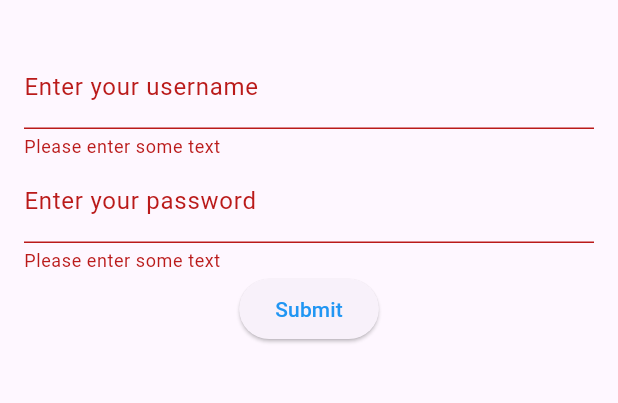
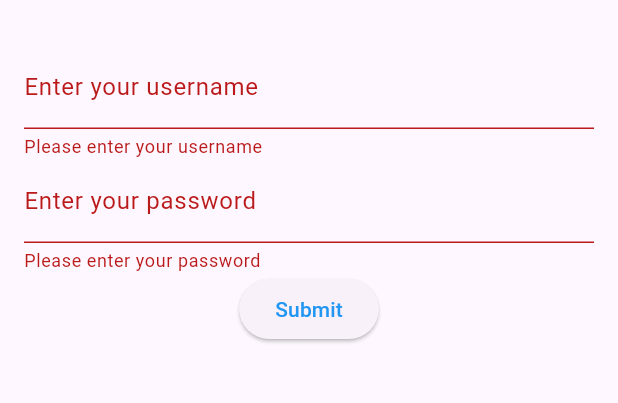
Before and after one commit to AustejaJak/FlutterApp, a Flutter app: the screen it shows after launch, after a tap on "Submit", on a phone screen of 412 x 824 dp, the part 63-466 px from its top. Run offline on Flutter 3.47's test engine with Material 3 defaults, Android fonts, the phone set to English and light mode, and no system bars.

Commit message:
Refactored text field in form

```diff
--- a/lib/main.dart
+++ b/lib/main.dart
@@ -1,5 +1,5 @@
 import 'package:flutter/material.dart';
-import 'widgets/login_form.dart';
+import './screens/login_screen.dart';
 
 void main() {
   runApp(const MyApp());
@@ -13,28 +13,15 @@ class MyApp extends StatelessWidget {
   Widget build(BuildContext context) {
     return MaterialApp(
       title: 'Login Demo',
+      debugShowCheckedModeBanner: false,
       theme: ThemeData(
         colorScheme: ColorScheme.fromSeed(seedColor: Colors.deepPurple),
         useMaterial3: true,
       ),
       home: const LoginScreen(),
+      routes: {
+        '/login': (context) => const LoginScreen()
+      },
     );
   }
 }
-
-class LoginScreen extends StatelessWidget {
-  const LoginScreen({super.key});
-
-  @override
-  Widget build(BuildContext context) {
-    return Scaffold(
-      appBar: AppBar(
-        title: const Text('Login'),
-      ),
-      body: const Padding(
-        padding: EdgeInsets.all(16.0),
-        child: LoginForm(), // Calling the LoginForm widget here
-      ),
-    );
-  }
-}
--- /dev/null
+++ b/lib/screens/login_screen.dart
@@ -0,0 +1,19 @@
+import 'package:flutter/material.dart';
+import '../widgets/login_form.dart';
+
+class LoginScreen extends StatelessWidget {
+  const LoginScreen({super.key});
+
+  @override
+  Widget build(BuildContext context) {
+    return Scaffold(
+      appBar: AppBar(
+        title: const Text('Login'),
+      ),
+      body: const Padding(
+        padding: EdgeInsets.all(16.0),
+        child: LoginForm(), // Calling the LoginForm widget here
+      ),
+    );
+  }
+}
--- a/lib/utils/form_validation.dart
+++ b/lib/utils/form_validation.dart
@@ -0,0 +1,6 @@
+String? formValidation(String? value, String errorMsg) {
+  if (value == null || value.isEmpty) {
+    return errorMsg;
+  }
+  return null;
+}
--- /dev/null
+++ b/lib/widgets/custom_form_field.dart
@@ -0,0 +1,41 @@
+import 'package:flutter/material.dart';
+import 'package:flutter_app/utils/form_validation.dart';
+
+class CustomFormField extends StatefulWidget {
+  final String labelText;
+  final String? validatorMessage;
+
+  final bool obscureText;
+  final bool enableSuggestions;
+  final bool autocorrect;
+
+  const CustomFormField({super.key, required this.labelText, this.validatorMessage, required this.obscureText, required this.enableSuggestions, required this.autocorrect});
+
+  @override
+  State<CustomFormField> createState() => _CustomFormFieldState();
+}
+
+class _CustomFormFieldState extends State<CustomFormField> {
+  String get labelText => widget.labelText;
+  String? get validatorMessage => widget.validatorMessage;
+
+  bool get obscureText => widget.obscureText;
+  bool get enableSuggestions => widget.enableSuggestions;
+  bool get autocorrect => widget.autocorrect;
+
+  @override
+  Widget build(BuildContext context) {
+    return TextFormField(
+      obscureText: obscureText,
+      enableSuggestions: enableSuggestions,
+      autocorrect: autocorrect,
+      validator: (value) {
+        return formValidation(value, validatorMessage!);
+      },
+      decoration: InputDecoration(
+        border: const UnderlineInputBorder(),
+        labelText: labelText,
+      ),
+    );
+  }
+}
--- a/lib/widgets/login_form.dart
+++ b/lib/widgets/login_form.dart
@@ -1,4 +1,5 @@
 import 'package:flutter/material.dart';
+import 'custom_form_field.dart';
 
 class LoginForm extends StatefulWidget{
   const LoginForm({super.key});
@@ -18,33 +19,19 @@ class LoginFormState extends State<LoginForm>{
       key: _formKey,
       child: Column(
         children: <Widget>[
-          TextFormField(
-            validator: (value) {
-              if (value == null || value.isEmpty){
-                  return 'Please enter some text';
-                }
-                return null;
-              },
-            decoration: const InputDecoration(
-              border: UnderlineInputBorder(),
-              labelText: 'Enter your username',
-            ),
+          const CustomFormField(
+            labelText: "Enter your username",
+            validatorMessage: "Please enter your username",
+            obscureText: false,
+            enableSuggestions: true,
+            autocorrect: true,
           ),
-          //TODO: Create a seperate widget for text form field and put login form on screens.
-          TextFormField(
+          const CustomFormField(
+            labelText: "Enter your password",
+            validatorMessage: "Please enter your password",
             obscureText: true,
             enableSuggestions: false,
             autocorrect: false,
-            validator: (value) {
-              if (value == null || value.isEmpty){
-                  return 'Please enter some text';
-                }
-                return null;
-              },
-            decoration: const InputDecoration(
-              border: UnderlineInputBorder(),
-              labelText: 'Enter your password',
-            ),
           ),
           ElevatedButton(
             style: const ButtonStyle(
```
